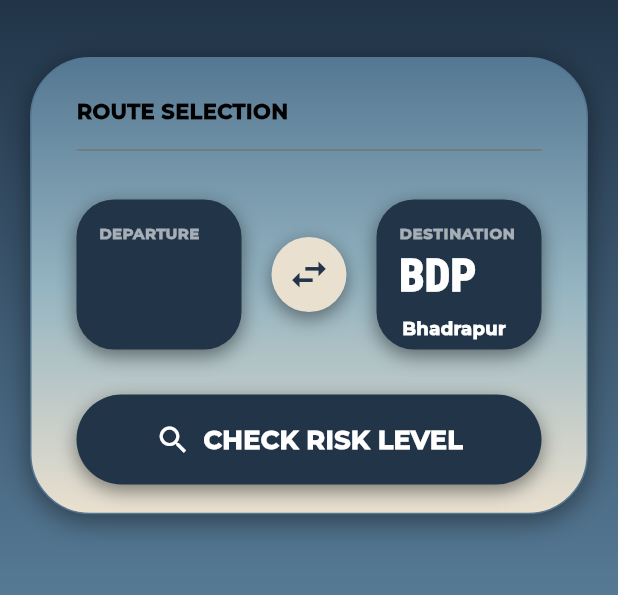
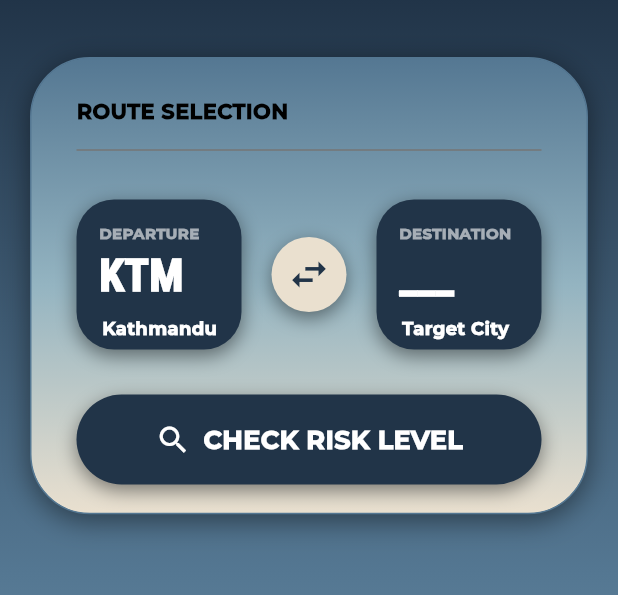
Before and after one commit to Mandipgit/AvioCast, a Flutter app: the screen it shows after launch, on a phone screen of 412 x 824 dp, the part 87-682 px from its top. Run offline on Flutter 3.47's test engine with Material 3 defaults, Android fonts, the light colour scheme and no system bars; network calls fail.

Commit message:
Quick Update

```diff
--- a/aviocast/lib/Views/Dashboard/Dashboard.dart
+++ b/aviocast/lib/Views/Dashboard/Dashboard.dart
@@ -10,6 +10,7 @@ import 'package:flutter/material.dart';
 // Last:EAE0CF
 bool TransferMode = false;
 bool dest_deptSelected = false;
+bool dest_deptSelected2= false;
 
 class Dashboard extends StatefulWidget {
   const Dashboard({super.key, selectedIcao});
@@ -23,6 +24,8 @@ class _DashboardState extends State<Dashboard> {
   String? selectedIcao;
   String? selectedCity;
   String? selectedAirportName;
+  String? selectedIcao2;
+  String? selectedCity2;
 
   @override
   void initState() {
@@ -43,9 +46,214 @@ class _DashboardState extends State<Dashboard> {
         pageBuilder: (_, __, ___) => const Stationselectpopup(),
       ),
     );
+    final result2 = Navigator.push(
+      context,
+      PageRouteBuilder(
+        opaque: false,
+        pageBuilder: (_, __, ___) => const Stationselectpopup(),
+      ),
+    );
   }
 
   bool TransferMode = false;
+  Widget departure_Container({required String? dept_selectedIcao, required String?  dept_selectedCity}) {
+    return Padding(
+      padding: const EdgeInsets.only(left: 30),
+      child: GestureDetector(
+        onTapUp: (_) => setState(() {
+          dest_deptSelected = false;
+        }),
+        onTapDown: (_) => setState(() {
+          dest_deptSelected = true;
+        }),
+        onTapCancel: () => setState(() {
+          dest_deptSelected = false;
+        }),
+        onTap: () async {
+          final result = await Navigator.push(
+            context,
+            PageRouteBuilder(
+              opaque: false,
+              pageBuilder: (_, __, ___) => const Stationselectpopup(),
+            ),
+          );
+
+          if (!mounted) return;
+
+          if (result != null) {
+            setState(() {
+              selectedIcao = result['iata'];
+              selectedCity = result['city'];
+            });
+          }
+        },
+
+        child: AnimatedScale(
+          scale: dest_deptSelected ? 0.85 : 1,
+          duration: const Duration(milliseconds: 150),
+          curve: Curves.easeOut,
+          child: Container(
+            height: 100,
+            width: 110,
+            decoration: BoxDecoration(
+              color: (Color(0xFF213448)),
+
+              boxShadow: [
+                BoxShadow(
+                  color: Colors.black45,
+                  blurRadius: 10,
+                  offset: Offset(0, 4), // x, y
+                ),
+              ],
+              borderRadius: BorderRadius.circular(25),
+            ),
+            child: Padding(
+              padding: const EdgeInsets.only(left: 15),
+              child: Column(
+                crossAxisAlignment: CrossAxisAlignment.start,
+                children: [
+                  Padding(
+                    padding: const EdgeInsets.only(top: 15),
+                    child: Text(
+                      "DEPARTURE",
+                      style: TextStyle(
+                        color: Colors.white60,
+                        fontFamily: 'Montserrat',
+                        fontSize: 10,
+                        fontWeight: FontWeight.w900,
+                      ),
+                    ),
+                  ),
+                  Text(
+                    selectedIcao ?? "KTM",
+                    style: TextStyle(
+                      fontFamily: 'Roboto Condensed',
+                      color: Colors.white,
+                      fontSize: 30,
+                      fontWeight: FontWeight.w900,
+                    ),
+                  ),
+                  Padding(
+                    padding: const EdgeInsets.only(left: 2, top: 5),
+                    child: Text(
+                      selectedCity ?? "Kathmandu",
+                      style: TextStyle(
+                        color: Colors.white,
+                        fontFamily: 'Montserrat',
+                        fontSize: 12,
+                        fontWeight: FontWeight.w900,
+                      ),
+                    ),
+                  ),
+                ],
+              ),
+            ),
+          ),
+        ),
+      ),
+    );
+  }
+  Widget dest_Container({
+    required String? dest_selectedIcao,
+    required String? dest_selectedCity
+  }){
+    return Padding(
+      padding: const EdgeInsets.only(right: 30),
+      child: GestureDetector(
+        onTapUp: (_) => setState(() {
+          dest_deptSelected2 = false;
+        }),
+        onTapDown: (_) => setState(() {
+          dest_deptSelected2 = true;
+        }),
+        onTapCancel: () => setState(() {
+          dest_deptSelected2 = false;
+        }),
+        onTap: () async {
+          final result2 = await Navigator.push(
+            context,
+            PageRouteBuilder(
+              opaque: false,
+              pageBuilder: (_, __, ___) => const Stationselectpopup(),
+            ),
+          );
+
+          if (!mounted) return;
+
+          if (result2 != null) {
+            setState(() {
+              selectedIcao2 = result2['iata'];
+              selectedCity2 = result2['city'];
+            });
+          }
+        },
+
+        child: AnimatedScale(
+          scale: dest_deptSelected2 ? 0.85 : 1,
+          duration: const Duration(milliseconds: 150),
+          curve: Curves.easeOut,
+          child: Container(
+            height: 100,
+            width: 110,
+            decoration: BoxDecoration(
+              color: (Color(0xFF213448)),
+
+              boxShadow: [
+                BoxShadow(
+                  color: Colors.black45,
+                  blurRadius: 10,
+                  offset: Offset(0, 4), // x, y
+                ),
+              ],
+              borderRadius: BorderRadius.circular(25),
+            ),
+            child: Padding(
+              padding: const EdgeInsets.only(left: 15),
+              child: Column(
+                crossAxisAlignment: CrossAxisAlignment.start,
+                children: [
+                  Padding(
+                    padding: const EdgeInsets.only(top: 15),
+                    child: Text(
+                      "DESTINATION",
+                      style: TextStyle(
+                        color: Colors.white60,
+                        fontFamily: 'Montserrat',
+                        fontSize: 10,
+                        fontWeight: FontWeight.w900,
+                      ),
+                    ),
+                  ),
+                  Text(
+                    selectedIcao2 ?? "___",
+                    style: TextStyle(
+                      fontFamily: 'Roboto Condensed',
+                      color: Colors.white,
+                      fontSize: 30,
+                      fontWeight: FontWeight.w900,
+                    ),
+                  ),
+                  Padding(
+                    padding: const EdgeInsets.only(left: 2, top: 5),
+                    child: Text(
+                      selectedCity2 ?? "Target City",
+                      style: TextStyle(
+                        color: Colors.white,
+                        fontFamily: 'Montserrat',
+                        fontSize: 12,
+                        fontWeight: FontWeight.w900,
+                      ),
+                    ),
+                  ),
+                ],
+              ),
+            ),
+          ),
+        ),
+      ),
+    );
+  }
+
   @override
   Widget build(BuildContext context) {
     return Scaffold(
@@ -135,108 +343,7 @@ class _DashboardState extends State<Dashboard> {
                         child: Row(
                           mainAxisAlignment: MainAxisAlignment.spaceBetween,
                           children: [
-                            Padding(
-                              padding: const EdgeInsets.only(left: 30),
-                              child: GestureDetector(
-                                onTapUp: (_) => setState(() {
-                                  dest_deptSelected = false;
-                                }),
-                                onTapDown: (_) => setState(() {
-                                  dest_deptSelected = true;
-                                }),
-                                onTapCancel: () => setState(() {
-                                  dest_deptSelected = false;
-                                }),
-                                onTap: () async {
-                                  final result = await Navigator.push(
-                                    context,
-                                    PageRouteBuilder(
-                                      opaque: false,
-                                      pageBuilder: (_, __, ___) =>
-                                          const Stationselectpopup(),
-                                    ),
-                                  );
-
-                                  if (!mounted) return;
-
-                                  if (result != null) {
-                                    setState(() {
-                                      selectedIcao = result['iata'];
-                                      selectedCity=result['city'];
-                                    });
-                                  }
-                                 },
-
-                                child: AnimatedScale(
-                                  scale: dest_deptSelected ? 0.85 : 1,
-                                  duration: const Duration(milliseconds: 150),
-                                  curve: Curves.easeOut,
-                                  child: Container(
-                                    height: 100,
-                                    width: 110,
-                                    decoration: BoxDecoration(
-                                      color: (Color(0xFF213448)),
-
-                                      boxShadow: [
-                                        BoxShadow(
-                                          color: Colors.black45,
-                                          blurRadius: 10,
-                                          offset: Offset(0, 4), // x, y
-                                        ),
-                                      ],
-                                      borderRadius: BorderRadius.circular(25),
-                                    ),
-                                    child: Padding(
-                                      padding: const EdgeInsets.only(left: 15),
-                                      child: Column(
-                                        crossAxisAlignment:
-                                            CrossAxisAlignment.start,
-                                        children: [
-                                          Padding(
-                                            padding: const EdgeInsets.only(
-                                              top: 15,
-                                            ),
-                                            child: Text(
-                                              "DEPARTURE",
-                                              style: TextStyle(
-                                                color: Colors.white60,
-                                                fontFamily: 'Montserrat',
-                                                fontSize: 10,
-                                                fontWeight: FontWeight.w900,
-                                              ),
-                                            ),
-                                          ),
-                                          Text(
-                                            selectedIcao ?? " ",
-                                            style: TextStyle(
-                                              fontFamily: 'Roboto Condensed',
-                                              color: Colors.white,
-                                              fontSize: 30,
-                                              fontWeight: FontWeight.w900,
-                                            ),
-                                          ),
-                                          Padding(
-                                            padding: const EdgeInsets.only(
-                                              left: 2,
-                                              top: 5,
-                                            ),
-                                            child: Text(
-                                              selectedCity ?? " ",
-                                              style: TextStyle(
-                                                color: Colors.white,
-                                                fontFamily: 'Montserrat',
-                                                fontSize: 12,
-                                                fontWeight: FontWeight.w900,
-                                              ),
-                                            ),
-                                          ),
-                                        ],
-                                      ),
-                                    ),
-                                  ),
-                                ),
-                              ),
-                            ),
+                            departure_Container(dept_selectedIcao: selectedIcao, dept_selectedCity: selectedCity),
                             GestureDetector(
                               onTapDown: (_) =>
                                   setState(() => TransferMode = true),
@@ -247,6 +354,7 @@ class _DashboardState extends State<Dashboard> {
                               onTap: () {
                                 setState(() {
                                   TransferMode = !TransferMode;
+
                                 });
                               },
                               child: AnimatedOpacity(
@@ -280,71 +388,7 @@ class _DashboardState extends State<Dashboard> {
                                 ),
                               ),
                             ),
-
-                            Padding(
-                              padding: const EdgeInsets.only(right: 30),
-                              child: Container(
-                                height: 100,
-                                width: 110,
-                                decoration: BoxDecoration(
-                                  color: Color(0xFF213448),
-                                  boxShadow: [
-                                    BoxShadow(
-                                      color: Colors.black45,
-                                      blurRadius: 10,
-                                      offset: Offset(0, 4), // x, y
-                                    ),
-                                  ],
-                                  borderRadius: BorderRadius.circular(25),
-                                ),
-                                child: Padding(
-                                  padding: const EdgeInsets.only(left: 15),
-                                  child: Column(
-                                    crossAxisAlignment:
-                                        CrossAxisAlignment.start,
-                                    children: [
-                                      Padding(
-                                        padding: const EdgeInsets.only(top: 15),
-                                        child: Text(
-                                          "DESTINATION",
-                                          style: TextStyle(
-                                            color: Colors.white60,
-                                            fontFamily: 'Montserrat',
-                                            letterSpacing: 0.5,
-                                            fontSize: 10,
-                                            fontWeight: FontWeight.w900,
-                                          ),
-                                        ),
-                                      ),
-                                      Text(
-                                        "BDP",
-                                        style: TextStyle(
-                                          fontFamily: 'Roboto Condensed',
-                                          color: Colors.white,
-                                          fontSize: 30,
-                                          fontWeight: FontWeight.w900,
-                                        ),
-                                      ),
-                                      Padding(
-                                        padding: const EdgeInsets.only(
-                                          top: 5,
-                                          left: 2,
-                                        ),
-                                        child: Text(
-                                          "Bhadrapur",
-                                          style: TextStyle(
-                                            color: Colors.white,
-                                            fontFamily: 'Montserrat',
-                                            fontSize: 12,
-                                            fontWeight: FontWeight.w900,
-                                          ),
-                                        ),
-                                      ),
-                                    ],
-                                  ),
-                                ),
-                              ),
-                            ),
+                            dest_Container(dest_selectedIcao: selectedIcao2, dest_selectedCity: selectedCity2)
                           ],
                         ),
                       ),
```
Also changed, not shown: aviocast/lib/Views/Dashboard/StationSelectPopup.dart (+27 -7 lines).
